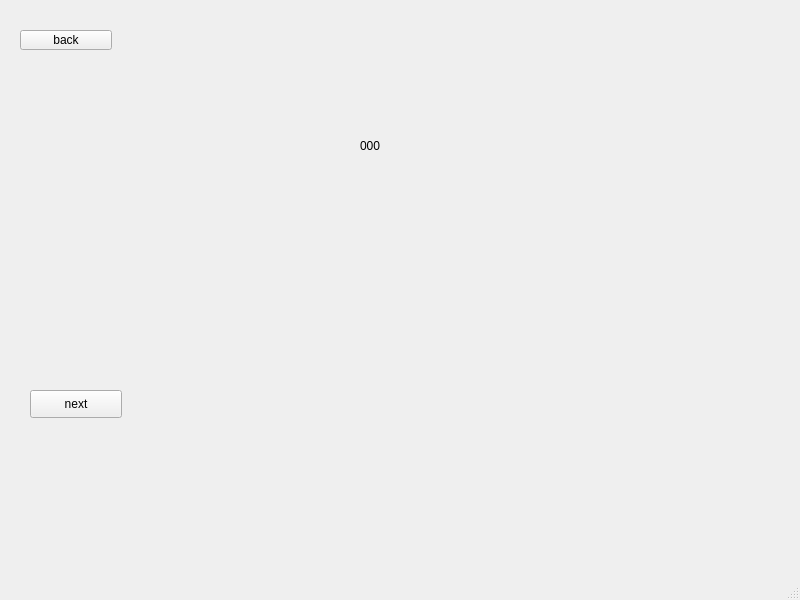
First picture: the form in message.ui, repository been-lu/RuMo, before the edit.
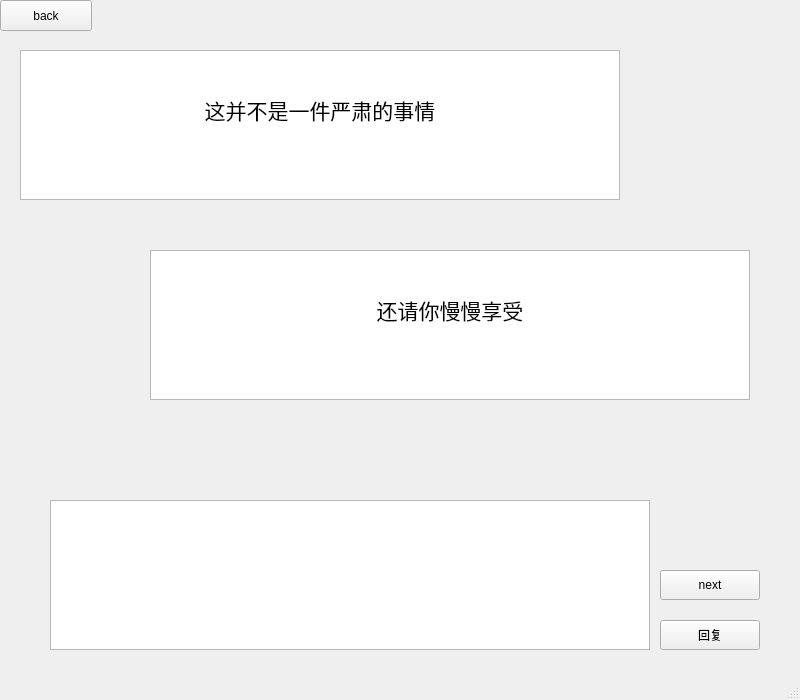
Second picture: the form after the edit.

Patch:
```diff
--- a/message.ui
+++ b/message.ui
@@ -7,7 +7,7 @@
     <x>0</x>
     <y>0</y>
     <width>800</width>
-    <height>600</height>
+    <height>700</height>
    </rect>
   </property>
   <property name="windowTitle">
@@ -17,10 +17,10 @@
    <widget class="QPushButton" name="pushButton">
     <property name="geometry">
      <rect>
-      <x>20</x>
-      <y>30</y>
+      <x>0</x>
+      <y>0</y>
       <width>92</width>
-      <height>20</height>
+      <height>31</height>
      </rect>
     </property>
     <property name="text">
@@ -30,27 +30,75 @@
    <widget class="QPushButton" name="pushButton_2">
     <property name="geometry">
      <rect>
-      <x>30</x>
-      <y>390</y>
-      <width>92</width>
-      <height>28</height>
+      <x>660</x>
+      <y>570</y>
+      <width>100</width>
+      <height>30</height>
      </rect>
     </property>
     <property name="text">
      <string>next</string>
     </property>
    </widget>
-   <widget class="QLabel" name="label_2">
+   <widget class="QPushButton" name="pushButton_3">
     <property name="geometry">
      <rect>
-      <x>360</x>
+      <x>660</x>
+      <y>620</y>
+      <width>100</width>
+      <height>30</height>
+     </rect>
+    </property>
+    <property name="text">
+     <string>回复</string>
+    </property>
+   </widget>
+   <widget class="QTextBrowser" name="textBrowser_2">
+    <property name="geometry">
+     <rect>
+      <x>20</x>
       <y>50</y>
-      <width>381</width>
-      <height>191</height>
+      <width>600</width>
+      <height>150</height>
      </rect>
     </property>
-    <property name="text">
-     <string>000</string>
+    <property name="html">
+     <string>&lt;!DOCTYPE HTML PUBLIC &quot;-//W3C//DTD HTML 4.0//EN&quot; &quot;http://www.w3.org/TR/REC-html40/strict.dtd&quot;&gt;
+&lt;html&gt;&lt;head&gt;&lt;meta name=&quot;qrichtext&quot; content=&quot;1&quot; /&gt;&lt;style type=&quot;text/css&quot;&gt;
+p, li { white-space: pre-wrap; }
+&lt;/style&gt;&lt;/head&gt;&lt;body style=&quot; font-family:'SimSun'; font-size:9.07563pt; font-weight:400; font-style:normal;&quot;&gt;
+&lt;p align=&quot;center&quot; style=&quot;-qt-paragraph-type:empty; margin-top:0px; margin-bottom:0px; margin-left:0px; margin-right:0px; -qt-block-indent:0; text-indent:0px; font-size:9.07563pt;&quot;&gt;&lt;br /&gt;&lt;/p&gt;
+&lt;p align=&quot;center&quot; style=&quot;-qt-paragraph-type:empty; margin-top:0px; margin-bottom:0px; margin-left:0px; margin-right:0px; -qt-block-indent:0; text-indent:0px; font-size:16pt;&quot;&gt;&lt;br /&gt;&lt;/p&gt;
+&lt;p align=&quot;center&quot; style=&quot; margin-top:0px; margin-bottom:0px; margin-left:0px; margin-right:0px; -qt-block-indent:0; text-indent:0px;&quot;&gt;&lt;span style=&quot; font-size:16pt;&quot;&gt;这并不是一件严肃的事情&lt;/span&gt;&lt;/p&gt;&lt;/body&gt;&lt;/html&gt;</string>
+    </property>
+   </widget>
+   <widget class="QTextBrowser" name="textBrowser_3">
+    <property name="geometry">
+     <rect>
+      <x>150</x>
+      <y>250</y>
+      <width>600</width>
+      <height>150</height>
+     </rect>
+    </property>
+    <property name="html">
+     <string>&lt;!DOCTYPE HTML PUBLIC &quot;-//W3C//DTD HTML 4.0//EN&quot; &quot;http://www.w3.org/TR/REC-html40/strict.dtd&quot;&gt;
+&lt;html&gt;&lt;head&gt;&lt;meta name=&quot;qrichtext&quot; content=&quot;1&quot; /&gt;&lt;style type=&quot;text/css&quot;&gt;
+p, li { white-space: pre-wrap; }
+&lt;/style&gt;&lt;/head&gt;&lt;body style=&quot; font-family:'SimSun'; font-size:9.07563pt; font-weight:400; font-style:normal;&quot;&gt;
+&lt;p align=&quot;center&quot; style=&quot;-qt-paragraph-type:empty; margin-top:0px; margin-bottom:0px; margin-left:0px; margin-right:0px; -qt-block-indent:0; text-indent:0px; font-size:9.07563pt;&quot;&gt;&lt;br /&gt;&lt;/p&gt;
+&lt;p align=&quot;center&quot; style=&quot;-qt-paragraph-type:empty; margin-top:0px; margin-bottom:0px; margin-left:0px; margin-right:0px; -qt-block-indent:0; text-indent:0px; font-size:16pt;&quot;&gt;&lt;br /&gt;&lt;/p&gt;
+&lt;p align=&quot;center&quot; style=&quot; margin-top:0px; margin-bottom:0px; margin-left:0px; margin-right:0px; -qt-block-indent:0; text-indent:0px;&quot;&gt;&lt;span style=&quot; font-size:16pt;&quot;&gt;还请你慢慢享受&lt;/span&gt;&lt;/p&gt;&lt;/body&gt;&lt;/html&gt;</string>
+    </property>
+   </widget>
+   <widget class="QTextEdit" name="textEdit">
+    <property name="geometry">
+     <rect>
+      <x>50</x>
+      <y>500</y>
+      <width>600</width>
+      <height>150</height>
+     </rect>
     </property>
    </widget>
   </widget>
```
